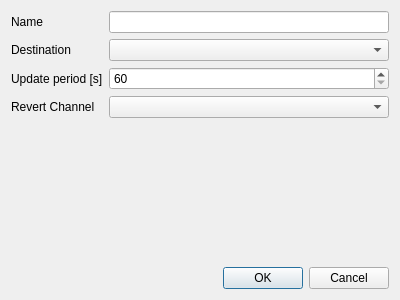
Old version of the form src/gpssystemdialog.ui in the repository hmatuschek/qdmr.
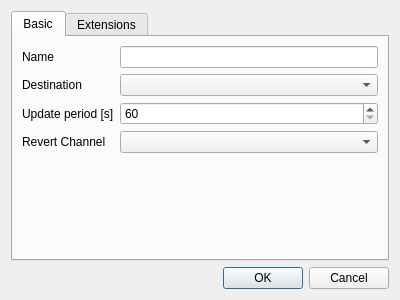
New version of the form. Custom widgets are drawn as their Qt base class.

Commit message: Added extension editing to APRS/GPS system dialogs. Addresses #177.

Diff of the .ui file:
```diff
--- a/src/gpssystemdialog.ui
+++ b/src/gpssystemdialog.ui
@@ -15,6 +15,14 @@
   </property>
   <layout class="QVBoxLayout" name="verticalLayout_2">
    <item>
+    <widget class="QTabWidget" name="tabWidget">
+     <property name="currentIndex">
+      <number>0</number>
+     </property>
+     <widget class="QWidget" name="basicTab">
+      <attribute name="title">
+       <string>Basic</string>
+      </attribute>
     <layout class="QFormLayout" name="formLayout">
      <item row="0" column="0">
       <widget class="QLabel" name="label">
@@ -64,6 +72,13 @@
       <widget class="QComboBox" name="revChannel"/>
      </item>
     </layout>
+     </widget>
+     <widget class="ExtensionView" name="extensionView">
+      <attribute name="title">
+       <string>Extensions</string>
+      </attribute>
+     </widget>
+    </widget>
    </item>
    <item>
     <widget class="QDialogButtonBox" name="buttonBox">
@@ -77,6 +92,14 @@
    </item>
   </layout>
  </widget>
+ <customwidgets>
+  <customwidget>
+   <class>ExtensionView</class>
+   <extends>QWidget</extends>
+   <header>extensionview.hh</header>
+   <container>1</container>
+  </customwidget>
+ </customwidgets>
  <resources/>
  <connections>
   <connection>
```
Left out of the diff: 6 changed lines with no effect on the pictures. Lines whose indentation alone changed are shown as unchanged. The commit also changes 18 other files.
